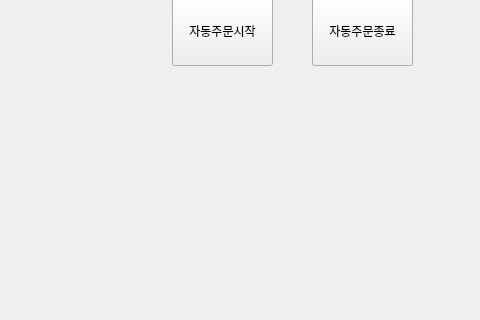
This is mainUI.ui in syarin03/smartstore as Qt 5 draws it before an edit; both pictures show x 668 to 1148 and y 175 to 495 of the 1148 by 731 pixel window. The edited form follows.
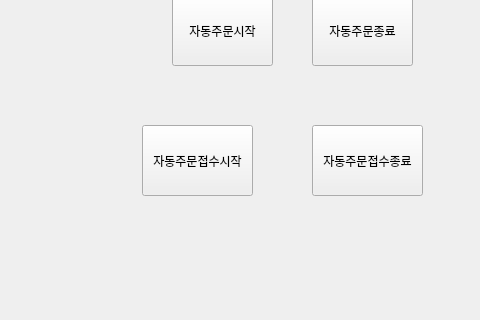
This is the edited form.

Commit message: 자동 주문접수 기능 구현, UI

The edit to the form file:
```diff
--- a/mainUI.ui
+++ b/mainUI.ui
@@ -207,6 +207,32 @@
        <string>자동주문종료</string>
       </property>
      </widget>
+     <widget class="QPushButton" name="btn_auto_order_receip_start">
+      <property name="geometry">
+       <rect>
+        <x>800</x>
+        <y>290</y>
+        <width>111</width>
+        <height>71</height>
+       </rect>
+      </property>
+      <property name="text">
+       <string>자동주문접수시작</string>
+      </property>
+     </widget>
+     <widget class="QPushButton" name="btn_auto_order_receipt_stop">
+      <property name="geometry">
+       <rect>
+        <x>970</x>
+        <y>290</y>
+        <width>111</width>
+        <height>71</height>
+       </rect>
+      </property>
+      <property name="text">
+       <string>자동주문접수종료</string>
+      </property>
+     </widget>
     </widget>
     <widget class="QWidget" name="p_join">
      <widget class="QPushButton" name="btn_check">
```
The commit also changes 1 other file.
